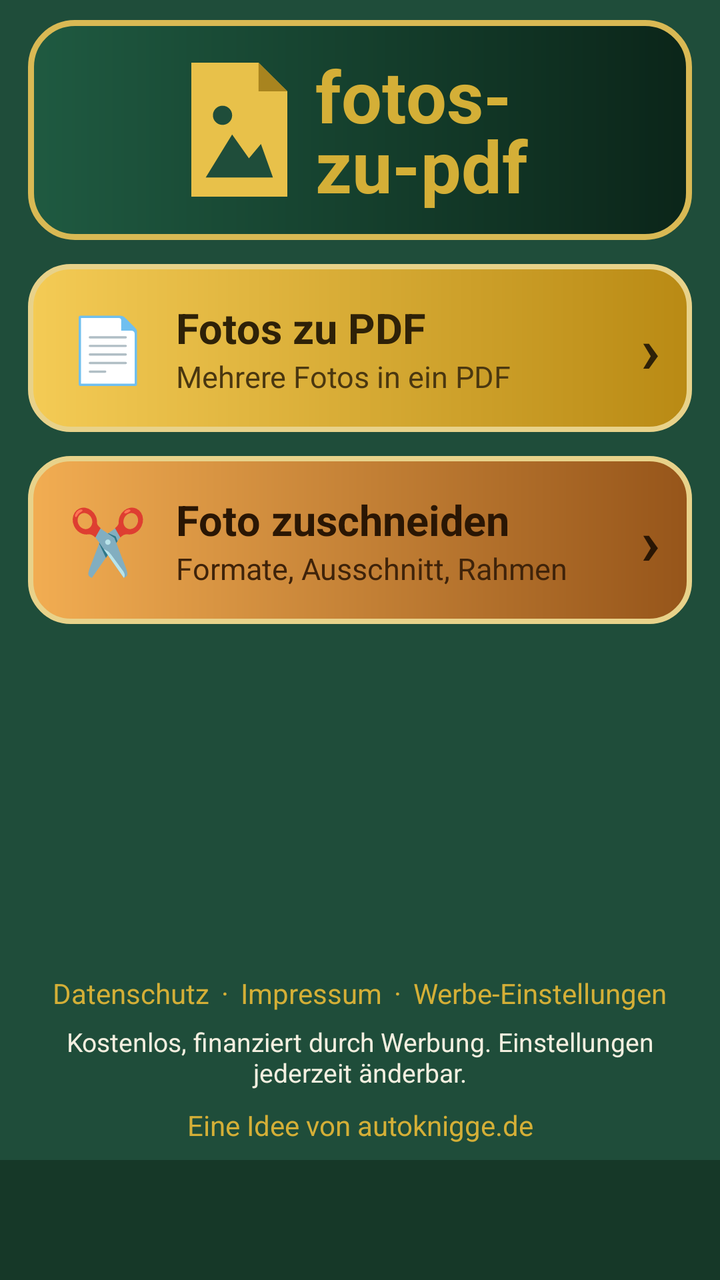
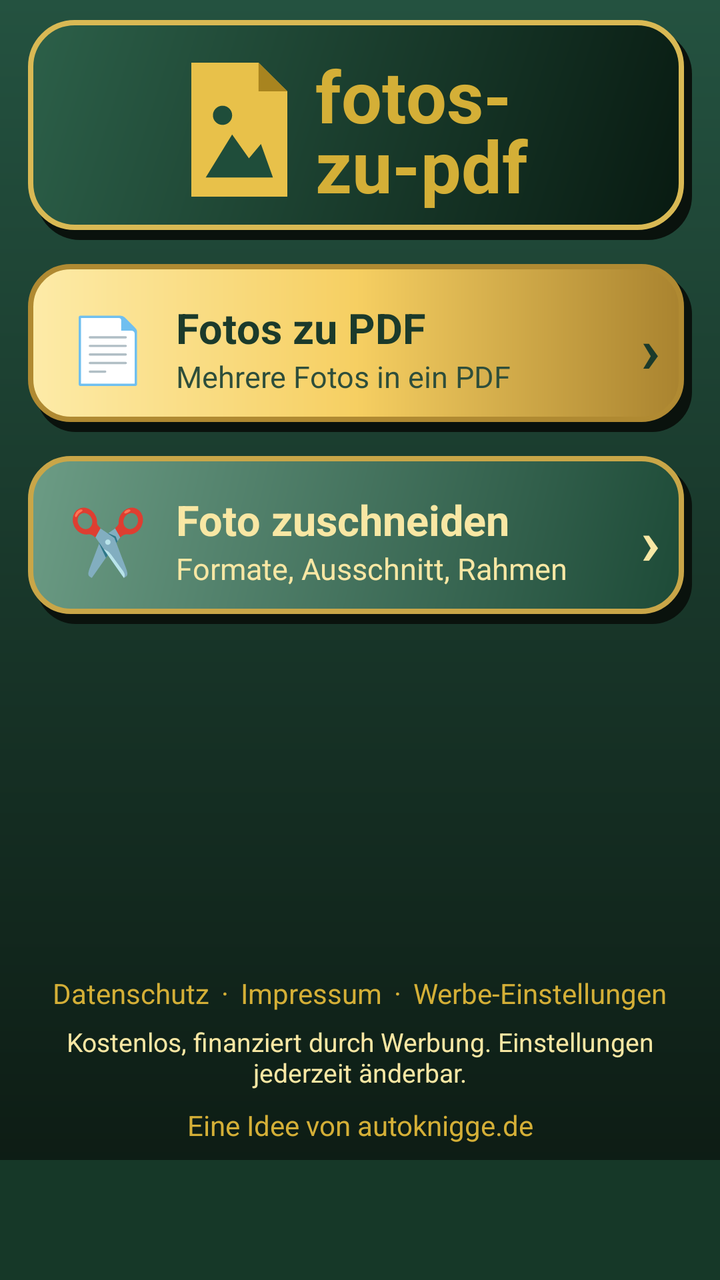

The first picture is an Android layout as it rendered before a commit; the second is the same layout after the commit. The layout source and the unified diff follow.
<!-- AndroidManifest.xml: application theme Theme.FotosZuPdf -->
<!-- res/layout/activity_main.xml -->
<?xml version="1.0" encoding="utf-8"?>
<LinearLayout xmlns:android="http://schemas.android.com/apk/res/android"
    android:id="@+id/root"
    android:layout_width="match_parent"
    android:layout_height="match_parent"
    android:background="@color/tanne"
    android:orientation="vertical">

    <FrameLayout
        android:layout_width="match_parent"
        android:layout_height="wrap_content"
        android:layout_marginStart="14dp"
        android:layout_marginTop="10dp"
        android:layout_marginEnd="14dp"
        android:background="@drawable/bg_header"
        android:minHeight="110dp"
        android:padding="12dp">

        <TextView
            android:id="@+id/tvVersion"
            android:layout_width="wrap_content"
            android:layout_height="wrap_content"
            android:layout_gravity="top|start"
            android:paddingStart="6dp"
            android:textColor="@color/gold"
            android:textSize="14sp" />

        <LinearLayout
            android:layout_width="wrap_content"
            android:layout_height="wrap_content"
            android:layout_gravity="center"
            android:gravity="center_vertical"
            android:orientation="horizontal">

            <ImageView
                android:layout_width="wrap_content"
                android:layout_height="wrap_content"
                android:importantForAccessibility="no"
                android:src="@drawable/ic_logo" />

            <TextView
                android:layout_width="wrap_content"
                android:layout_height="wrap_content"
                android:layout_marginStart="14dp"
                android:lineSpacingMultiplier="0.85"
                android:text="fotos-\nzu-pdf"
                android:textColor="@color/gold"
                android:textSize="36sp"
                android:textStyle="bold" />
        </LinearLayout>
    </FrameLayout>

    <LinearLayout
        android:id="@+id/tilePdf"
        android:layout_width="match_parent"
        android:layout_height="wrap_content"
        android:layout_marginStart="14dp"
        android:layout_marginTop="12dp"
        android:layout_marginEnd="14dp"
        android:background="@drawable/bg_tile_gold"
        android:clickable="true"
        android:focusable="true"
        android:gravity="center_vertical"
        android:minHeight="84dp"
        android:orientation="horizontal"
        android:paddingStart="16dp"
        android:paddingTop="10dp"
        android:paddingEnd="16dp"
        android:paddingBottom="10dp">

        <TextView
            android:layout_width="48dp"
            android:layout_height="wrap_content"
            android:gravity="center"
            android:text="📄"
            android:textSize="32sp" />

        <LinearLayout
            android:layout_width="0dp"
            android:layout_height="wrap_content"
            android:layout_weight="1"
            android:orientation="vertical"
            android:paddingStart="10dp">

            <TextView
                android:layout_width="wrap_content"
                android:layout_height="wrap_content"
                android:text="Fotos zu PDF"
                android:textColor="#2E2108"
                android:textSize="21sp"
                android:textStyle="bold" />

            <TextView
                android:layout_width="wrap_content"
                android:layout_height="wrap_content"
                android:text="Mehrere Fotos in ein PDF"
                android:textColor="#4A3710"
                android:textSize="15sp" />
        </LinearLayout>

        <TextView
            android:layout_width="wrap_content"
            android:layout_height="wrap_content"
            android:text="›"
            android:textColor="#2E2108"
            android:textSize="32sp"
            android:textStyle="bold" />
    </LinearLayout>
    <LinearLayout
        android:id="@+id/tileCrop"
        android:layout_width="match_parent"
        android:layout_height="wrap_content"
        android:layout_marginStart="14dp"
        android:layout_marginTop="12dp"
        android:layout_marginEnd="14dp"
        android:background="@drawable/bg_tile_ocker"
        android:clickable="true"
        android:focusable="true"
        android:gravity="center_vertical"
        android:minHeight="84dp"
        android:orientation="horizontal"
        android:paddingStart="16dp"
        android:paddingTop="10dp"
        android:paddingEnd="16dp"
        android:paddingBottom="10dp">

        <TextView
            android:layout_width="48dp"
            android:layout_height="wrap_content"
            android:gravity="center"
            android:text="✂️"
            android:textSize="32sp" />

        <LinearLayout
            android:layout_width="0dp"
            android:layout_height="wrap_content"
            android:layout_weight="1"
            android:orientation="vertical"
            android:paddingStart="10dp">

            <TextView
                android:layout_width="wrap_content"
                android:layout_height="wrap_content"
                android:text="Foto zuschneiden"
                android:textColor="#2A1604"
                android:textSize="21sp"
                android:textStyle="bold" />

            <TextView
                android:layout_width="wrap_content"
                android:layout_height="wrap_content"
                android:text="Formate, Ausschnitt, Rahmen"
                android:textColor="#3F230A"
                android:textSize="15sp" />
        </LinearLayout>

        <TextView
            android:layout_width="wrap_content"
            android:layout_height="wrap_content"
            android:text="›"
            android:textColor="#2A1604"
            android:textSize="32sp"
            android:textStyle="bold" />
    </LinearLayout>

    <View
        android:layout_width="match_parent"
        android:layout_height="0dp"
        android:layout_weight="1" />

    <LinearLayout
        android:layout_width="match_parent"
        android:layout_height="wrap_content"
        android:gravity="center"
        android:orientation="horizontal"
        android:paddingTop="6dp">

        <TextView
            android:id="@+id/tvPrivacy"
            android:layout_width="wrap_content"
            android:layout_height="wrap_content"
            android:padding="6dp"
            android:text="Datenschutz"
            android:textColor="@color/gold"
            android:textSize="14sp" />

        <TextView
            android:layout_width="wrap_content"
            android:layout_height="wrap_content"
            android:text="·"
            android:textColor="@color/gold" />

        <TextView
            android:id="@+id/tvImprint"
            android:layout_width="wrap_content"
            android:layout_height="wrap_content"
            android:padding="6dp"
            android:text="Impressum"
            android:textColor="@color/gold"
            android:textSize="14sp" />

        <TextView
            android:layout_width="wrap_content"
            android:layout_height="wrap_content"
            android:text="·"
            android:textColor="@color/gold" />

        <TextView
            android:id="@+id/tvAdSettings"
            android:layout_width="wrap_content"
            android:layout_height="wrap_content"
            android:padding="6dp"
            android:text="Werbe-Einstellungen"
            android:textColor="@color/gold"
            android:textSize="14sp" />
    </LinearLayout>

    <TextView
        android:layout_width="match_parent"
        android:layout_height="wrap_content"
        android:gravity="center"
        android:paddingStart="24dp"
        android:paddingEnd="24dp"
        android:text="Kostenlos, finanziert durch Werbung. Einstellungen jederzeit änderbar."
        android:textColor="@color/text_hell"
        android:textSize="13sp" />

    <TextView
        android:id="@+id/tvAbout"
        android:layout_width="match_parent"
        android:layout_height="wrap_content"
        android:gravity="center"
        android:padding="8dp"
        android:text="Eine Idee von autoknigge.de"
        android:textColor="@color/gold"
        android:textSize="14sp" />

    <FrameLayout
        android:id="@+id/adContainer"
        android:layout_width="match_parent"
        android:layout_height="wrap_content"
        android:background="@drawable/bg_ad"
        android:minHeight="60dp" />
</LinearLayout>
<!-- resources referenced by this layout -->
<resources>
  <color name="text_hell">#F3EFE0</color>
  <!-- drawable bg_header (drawable) -->
  <?xml version="1.0" encoding="utf-8"?>
  <shape xmlns:android="http://schemas.android.com/apk/res/android"
      android:shape="rectangle">
      <gradient
          android:angle="0"
          android:endColor="#0B2519"
          android:startColor="#1F5A41" />
      <stroke
          android:width="3dp"
          android:color="#D9B954" />
      <corners android:radius="22dp" />
  </shape>
  <!-- drawable bg_tile_gold (drawable) -->
  <?xml version="1.0" encoding="utf-8"?>
  <ripple xmlns:android="http://schemas.android.com/apk/res/android"
      android:color="#55FFFFFF">
      <item>
          <shape android:shape="rectangle">
              <gradient
                  android:angle="0"
                  android:endColor="#B98A14"
                  android:startColor="#F4CB55" />
              <stroke
                  android:width="2.5dp"
                  android:color="#E8D28A" />
              <corners android:radius="20dp" />
          </shape>
      </item>
  </ripple>
  <!-- drawable bg_tile_ocker (drawable) -->
  <?xml version="1.0" encoding="utf-8"?>
  <ripple xmlns:android="http://schemas.android.com/apk/res/android"
      android:color="#55FFFFFF">
      <item>
          <shape android:shape="rectangle">
              <gradient
                  android:angle="0"
                  android:endColor="#96551A"
                  android:startColor="#F2AD52" />
              <stroke
                  android:width="2.5dp"
                  android:color="#E8D28A" />
              <corners android:radius="20dp" />
          </shape>
      </item>
  </ripple>
  <style name="Theme.FotosZuPdf" parent="Theme.AppCompat.NoActionBar">
          <item name="android:windowBackground">@color/tanne</item>
          <item name="android:textColor">@color/text_hell</item>
          <item name="colorAccent">@color/gold</item>
          <item name="colorPrimary">@color/tanne</item>
          <item name="colorPrimaryDark">@color/tanne_dunkel</item>
          <item name="android:statusBarColor">@color/tanne</item>
          <item name="android:navigationBarColor">@color/tanne_dunkel</item>
          <item name="android:windowLightStatusBar">false</item>
      </style>
  <!-- unchanged entries left out for length: 5 -->
</resources>

<!-- the commit's change to res/layout/activity_main.xml (unified diff, before → after) -->
@@ -3,7 +3,7 @@
     android:id="@+id/root"
     android:layout_width="match_parent"
     android:layout_height="match_parent"
-    android:background="@color/tanne"
+    android:background="@drawable/bg_screen"
     android:orientation="vertical">
 
     <FrameLayout
@@ -57,7 +57,7 @@
         android:layout_marginStart="14dp"
         android:layout_marginTop="12dp"
         android:layout_marginEnd="14dp"
-        android:background="@drawable/bg_tile_gold"
+        android:background="@drawable/bg_btn_gold"
         android:clickable="true"
         android:focusable="true"
         android:gravity="center_vertical"
@@ -86,7 +86,7 @@
                 android:layout_width="wrap_content"
                 android:layout_height="wrap_content"
                 android:text="Fotos zu PDF"
-                android:textColor="#2E2108"
+                android:textColor="@color/auf_gold"
                 android:textSize="21sp"
                 android:textStyle="bold" />
 
@@ -94,7 +94,7 @@
                 android:layout_width="wrap_content"
                 android:layout_height="wrap_content"
                 android:text="Mehrere Fotos in ein PDF"
-                android:textColor="#4A3710"
+                android:textColor="@color/auf_gold_sub"
                 android:textSize="15sp" />
         </LinearLayout>
 
@@ -102,7 +102,7 @@
             android:layout_width="wrap_content"
             android:layout_height="wrap_content"
             android:text="›"
-            android:textColor="#2E2108"
+            android:textColor="@color/auf_gold"
             android:textSize="32sp"
             android:textStyle="bold" />
     </LinearLayout>
@@ -113,7 +113,7 @@
         android:layout_marginStart="14dp"
         android:layout_marginTop="12dp"
         android:layout_marginEnd="14dp"
-        android:background="@drawable/bg_tile_ocker"
+        android:background="@drawable/bg_tile_gruen"
         android:clickable="true"
         android:focusable="true"
         android:gravity="center_vertical"
@@ -142,7 +142,7 @@
                 android:layout_width="wrap_content"
                 android:layout_height="wrap_content"
                 android:text="Foto zuschneiden"
-                android:textColor="#2A1604"
+                android:textColor="@color/text_hell"
                 android:textSize="21sp"
                 android:textStyle="bold" />
 
@@ -150,7 +150,7 @@
                 android:layout_width="wrap_content"
                 android:layout_height="wrap_content"
                 android:text="Formate, Ausschnitt, Rahmen"
-                android:textColor="#3F230A"
+                android:textColor="@color/text_hell"
                 android:textSize="15sp" />
         </LinearLayout>
 
@@ -158,7 +158,7 @@
             android:layout_width="wrap_content"
             android:layout_height="wrap_content"
             android:text="›"
-            android:textColor="#2A1604"
+            android:textColor="@color/text_hell"
             android:textSize="32sp"
             android:textStyle="bold" />
     </LinearLayout>
<!-- resource entries referenced after the edit -->
@@ -1,55 +1,108 @@
 <!-- resources referenced by this layout -->
 <resources>
-  <color name="text_hell">#F3EFE0</color>
+  <color name="auf_gold">#1B3A2B</color>
+  <color name="auf_gold_sub">#2E4E3B</color>
+  <color name="text_hell">#F8E7A4</color>
+  <!-- drawable bg_btn_gold (drawable) -->
+  <?xml version="1.0" encoding="utf-8"?>
+  <ripple xmlns:android="http://schemas.android.com/apk/res/android"
+      android:color="#55FFFFFF">
+      <item>
+      <layer-list>
+          <item
+              android:left="4dp"
+              android:top="5dp">
+              <shape android:shape="rectangle">
+                  <solid android:color="#0A120D" />
+                  <corners android:radius="20dp" />
+              </shape>
+          </item>
+          <item
+              android:bottom="5dp"
+              android:right="4dp">
+              <shape android:shape="rectangle">
+                  <gradient
+                      android:angle="0"
+                  android:centerColor="#F6CF62"
+                      android:endColor="#A9832F"
+                      android:startColor="#FDEBA8" />
+                  <stroke
+                      android:width="2.5dp"
+                      android:color="#B08A32" />
+                  <corners android:radius="20dp" />
+              </shape>
+          </item>
+      </layer-list>
+      </item>
+  </ripple>
   <!-- drawable bg_header (drawable) -->
+  <?xml version="1.0" encoding="utf-8"?>
+  <layer-list xmlns:android="http://schemas.android.com/apk/res/android">
+          <item
+              android:left="4dp"
+              android:top="5dp">
+              <shape android:shape="rectangle">
+                  <solid android:color="#0A120D" />
+                  <corners android:radius="22dp" />
+              </shape>
+          </item>
+          <item
+              android:bottom="5dp"
+              android:right="4dp">
+              <shape android:shape="rectangle">
+                  <gradient
+                      android:angle="315"
+                      android:endColor="#081A11"
+                      android:startColor="#2C6049" />
+                  <stroke
+                      android:width="2.5dp"
+                      android:color="#D9B954" />
+                  <corners android:radius="22dp" />
+              </shape>
+          </item>
+      </layer-list>
+  <!-- drawable bg_screen (drawable) -->
   <?xml version="1.0" encoding="utf-8"?>
   <shape xmlns:android="http://schemas.android.com/apk/res/android"
       android:shape="rectangle">
       <gradient
-          android:angle="0"
-          android:endColor="#0B2519"
-          android:startColor="#1F5A41" />
-      <stroke
-          android:width="3dp"
-          android:color="#D9B954" />
-      <corners android:radius="22dp" />
+          android:angle="270"
+          android:endColor="#0B1710"
+          android:startColor="#245240" />
   </shape>
-  <!-- drawable bg_tile_gold (drawable) -->
+  <!-- drawable bg_tile_gruen (drawable) -->
   <?xml version="1.0" encoding="utf-8"?>
   <ripple xmlns:android="http://schemas.android.com/apk/res/android"
       android:color="#55FFFFFF">
       <item>
-          <shape android:shape="rectangle">
-              <gradient
-                  android:angle="0"
-                  android:endColor="#B98A14"
-                  android:startColor="#F4CB55" />
-              <stroke
-                  android:width="2.5dp"
-                  android:color="#E8D28A" />
-              <corners android:radius="20dp" />
-          </shape>
-      </item>
-  </ripple>
-  <!-- drawable bg_tile_ocker (drawable) -->
-  <?xml version="1.0" encoding="utf-8"?>
-  <ripple xmlns:android="http://schemas.android.com/apk/res/android"
-      android:color="#55FFFFFF">
-      <item>
-          <shape android:shape="rectangle">
-              <gradient
-                  android:angle="0"
-                  android:endColor="#96551A"
-                  android:startColor="#F2AD52" />
-              <stroke
-                  android:width="2.5dp"
-                  android:color="#E8D28A" />
-              <corners android:radius="20dp" />
-          </shape>
+      <layer-list>
+          <item
+              android:left="4dp"
+              android:top="5dp">
+              <shape android:shape="rectangle">
+                  <solid android:color="#0A120D" />
+                  <corners android:radius="20dp" />
+              </shape>
+          </item>
+          <item
+              android:bottom="5dp"
+              android:right="4dp">
+              <shape android:shape="rectangle">
+                  <gradient
+                      android:angle="315"
+                      android:endColor="#1D4A37"
+                      android:startColor="#6C9C85" />
+                  <stroke
+                      android:width="2.5dp"
+                      android:color="#C9A648" />
+                  <corners android:radius="20dp" />
+              </shape>
+          </item>
+      </layer-list>
       </item>
   </ripple>
   <style name="Theme.FotosZuPdf" parent="Theme.AppCompat.NoActionBar">
-          <item name="android:windowBackground">@color/tanne</item>
+          <item name="android:windowBackground">@drawable/bg_screen</item>
           <item name="android:textColor">@color/text_hell</item>
           <item name="colorAccent">@color/gold</item>
           <item name="colorPrimary">@color/tanne</item>
